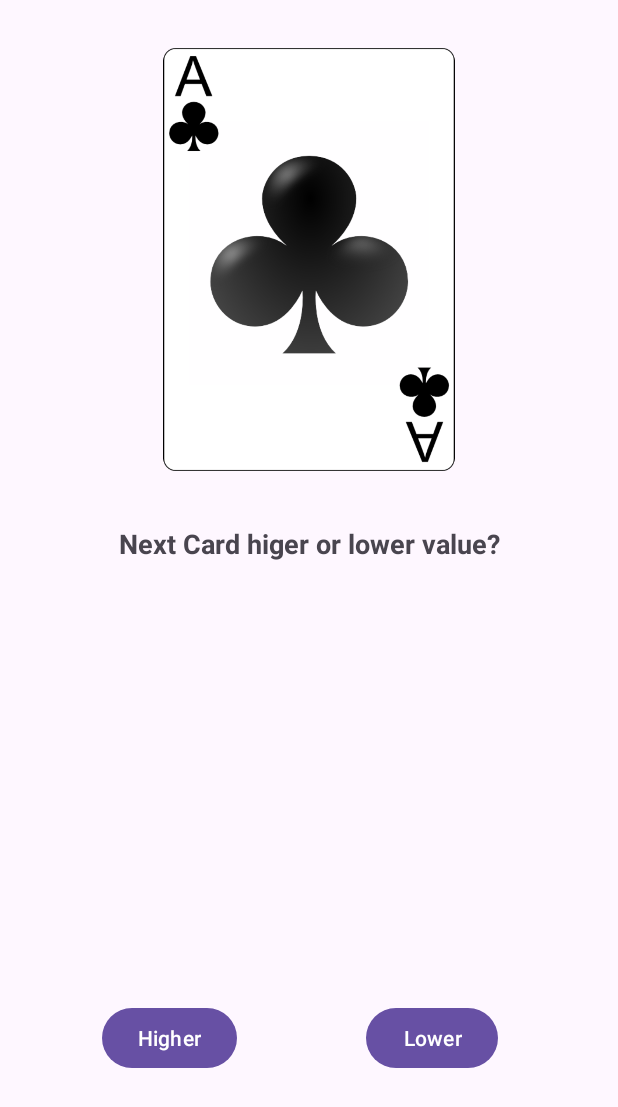
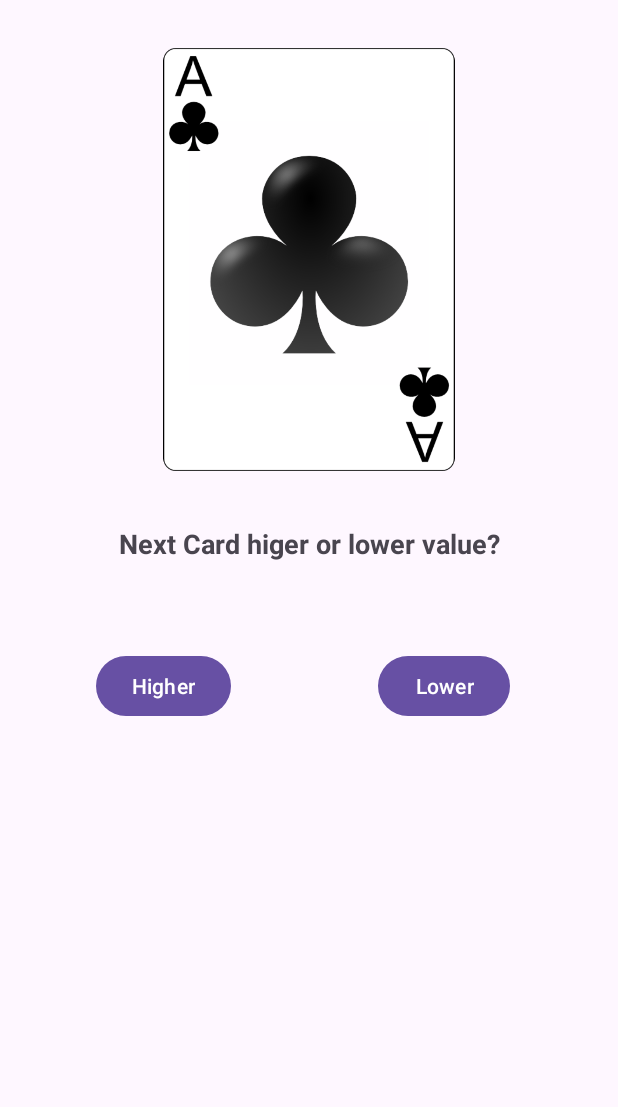
Before and after one commit to Daffnel/CardGame, an Android app: the layout fragment_cards.xml on its own in the app's theme, with its tools: preview values and no code run, on a phone screen of 412 x 824 dp. Shown: the top 1107 px of the screen. Run offline under Robolectric (Android 15) with nearby library versions, the phone set to English and light mode, and no system bars.

```diff
--- a/app/src/main/res/layout/activity_game.xml
+++ b/app/src/main/res/layout/activity_game.xml
@@ -28,8 +28,8 @@
      <androidx.fragment.app.FragmentContainerView
          android:id="@+id/fragmentContainerView2"
          android:name="com.hfad.cardgame.CardsFragment"
-         android:layout_width="379dp"
-         android:layout_height="567dp"
+         android:layout_width="394dp"
+         android:layout_height="718dp"
          app:layout_constraintBottom_toBottomOf="parent"
          app:layout_constraintEnd_toEndOf="parent"
          app:layout_constraintStart_toStartOf="parent"
--- a/app/src/main/res/layout/fragment_cards.xml
+++ b/app/src/main/res/layout/fragment_cards.xml
@@ -23,19 +23,19 @@
         android:id="@+id/btnLower"
         android:layout_width="wrap_content"
         android:layout_height="wrap_content"
-        android:layout_marginEnd="80dp"
+        android:layout_marginEnd="72dp"
         android:layout_marginBottom="108dp"
         android:text="@string/btn_Lower"
         app:layout_constraintBottom_toBottomOf="parent"
         app:layout_constraintEnd_toEndOf="parent"
         app:layout_constraintTop_toBottomOf="@+id/textView"
-        app:layout_constraintVertical_bias="1.0" />
+        app:layout_constraintVertical_bias="0.199" />
 
     <Button
         android:id="@+id/btnHigher"
         android:layout_width="wrap_content"
         android:layout_height="wrap_content"
-        android:layout_marginStart="68dp"
+        android:layout_marginStart="64dp"
         android:text="@string/btn_higher"
         app:layout_constraintBaseline_toBaselineOf="@+id/btnLower"
         app:layout_constraintStart_toStartOf="parent" />
```
Also changed, not shown: app/src/main/java/com/hfad/cardgame/Cards.kt (+15 -0 lines), app/src/main/java/com/hfad/cardgame/CardsViewModel.kt (+7 -8 lines).
